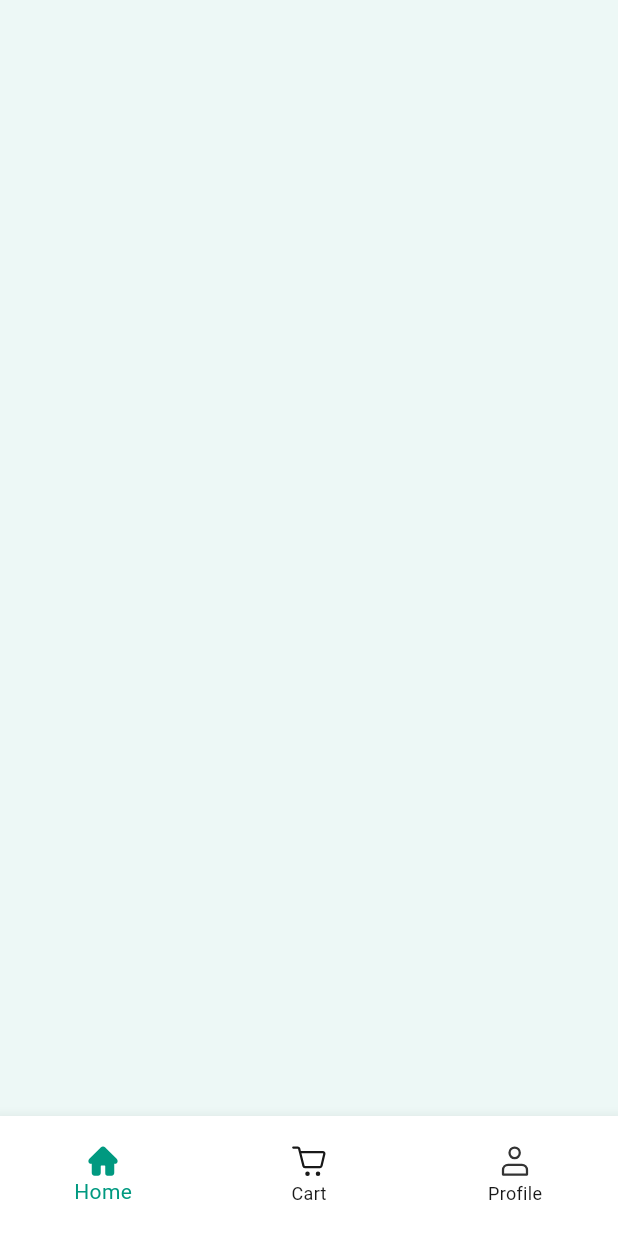
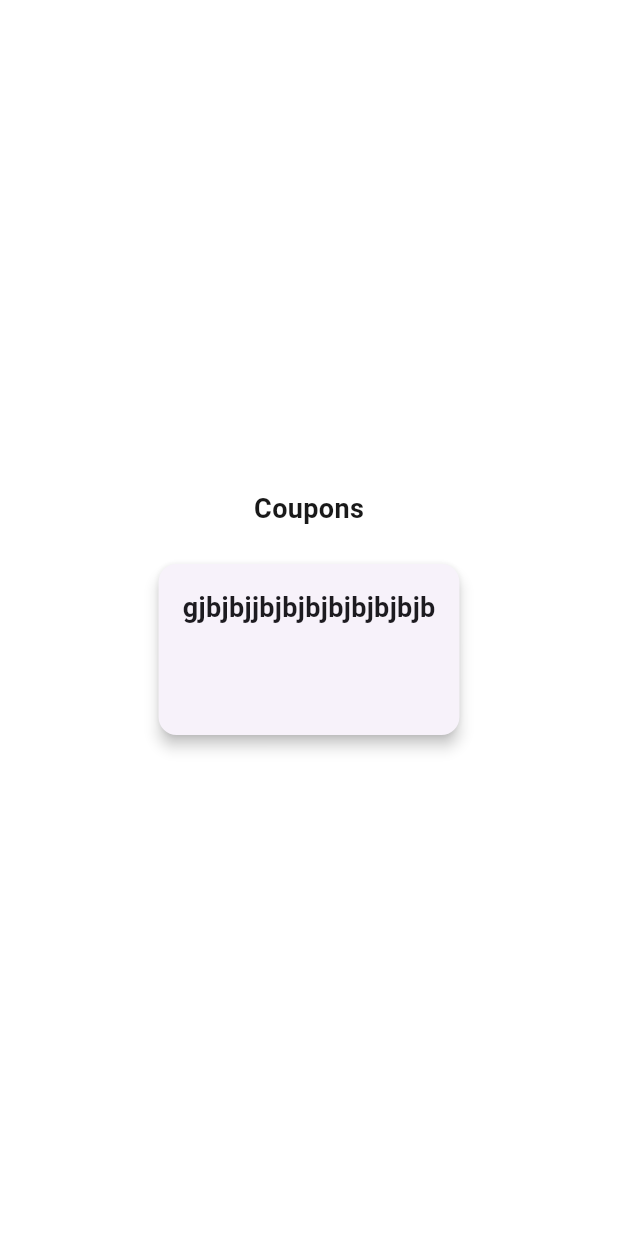
Before and after one commit to Sartaccel/homiefix, a Flutter app: the screen it shows after launch, on a phone screen of 412 x 824 dp. Run offline on Flutter 3.47's test engine with Material 3 defaults, Android fonts, the phone set to English and light mode, and no system bars; our stand-ins replace flutter_bloc, flutter_svg, google_fonts, google_maps_flutter, location.

Commit message:
jijo new coomit

```diff
--- /dev/null
+++ b/lib/data/repositories/coupons_repository.dart
@@ -0,0 +1,19 @@
+import 'dart:convert';
+import 'package:homiefix_application/data/models/coupon_model_dart';
+import 'package:http/http.dart' as http;
+
+
+class CouponRepository {
+  final String apiUrl = 'https://your-api-url.com/getCoupons';
+
+  Future<List<Coupon>> fetchCoupons() async {
+    final response = await http.get(Uri.parse(apiUrl));
+
+    if (response.statusCode == 200) {
+      final List<dynamic> data = json.decode(response.body);
+      return data.map((item) => Coupon.fromJson(item)).toList();
+    } else {
+      throw Exception('Failed to load coupons');
+    }
+  }
+}
--- a/lib/main.dart
+++ b/lib/main.dart
@@ -1,6 +1,6 @@
 import 'package:flutter/material.dart';
-import 'package:homiefix_application/presentation/screens/profile_edit_screen.dart';
-import 'package:homiefix_application/presentation/widgets/bottom_navigation_bar.dart';
+import 'package:homiefix_application/presentation/screens/coupons_screen.dart';
+
 
 void main() {
   runApp(const MyApp());
@@ -16,9 +16,9 @@
 
   @override
   Widget build(BuildContext context) {
-    return MaterialApp(
+    return const MaterialApp(
       debugShowCheckedModeBanner: false,
-     home: BottomNavigation()
+     home: CouponsScreen()
     );
   }
 }
--- a/lib/presentation/constants/static.constants.dart
+++ b/lib/presentation/constants/static.constants.dart
@@ -57,6 +57,9 @@ class Constants {
   static const String phoneNumber="Phone Number";
   static const String update='Update';
   static const String verify= 'Verify';
+  // ignore: constant_identifier_names
   static const String Deletemsg = 'Your changes won’t be saved. Do you want to\n delete them anyway?';
+  static const String coupons = 'Coupons';
+
 
 }
--- /dev/null
+++ b/lib/presentation/screens/coupons_screen.dart
@@ -0,0 +1,52 @@
+import 'package:flutter/material.dart';
+
+import 'package:homiefix_application/data/models/coupon_model_dart';
+import 'package:homiefix_application/presentation/constants/static.constants.dart';
+import 'package:homiefix_application/presentation/themes/colors.dart';
+import 'package:homiefix_application/presentation/widgets/coupon_widget/coupon_card.dart';
+
+class CouponsScreen extends StatefulWidget {
+  const CouponsScreen({super.key});
+
+  @override
+  State<CouponsScreen> createState() => _CouponsScreenState();
+}
+
+class _CouponsScreenState extends State<CouponsScreen> {
+  final Coupon sampleCoupon = Coupon(
+    titleLine1: '25% Off',
+    titleLine2: 'Exclusive First Service Coupon Offer!',
+    description: 'Our exclusive coupon is valid until January 25, 2025, so don\'t miss out!',
+    expirationDate: '2025-01-25', // Valid expiration date
+  );
+
+  @override
+  Widget build(BuildContext context) {
+    return SafeArea(
+      child: Scaffold(
+        backgroundColor: AppColors.backgroundColor,
+        body: Center(
+          child: Column(
+            mainAxisAlignment: MainAxisAlignment.center, // Center content vertically
+            crossAxisAlignment: CrossAxisAlignment.center, // Center content horizontally
+            children: [
+              // Display heading text
+              Text(
+                Constants.coupons, // Replace with appropriate constant
+                style: TextStyle(
+                  fontSize: 18,
+                  fontWeight: FontWeight.bold,
+                  color: AppColors.textfieldtype,
+                ),
+              ),
+              const SizedBox(height: 16),
+
+              // Display the coupon card
+              CouponCard(coupon: sampleCoupon),
+            ],
+          ),
+        ),
+      ),
+    );
+  }
+}
--- a/lib/presentation/screens/profile_screen.dart
+++ b/lib/presentation/screens/profile_screen.dart
@@ -28,6 +28,7 @@ class _ProfileScreenState extends State<ProfileScreen> {
     return SafeArea(
       child: Scaffold(
         backgroundColor: AppColors.backgroundColor,
+
         body: SingleChildScrollView(
           child: Padding(
             padding: EdgeInsets.all(paddingValue),
@@ -60,7 +61,7 @@ class _ProfileScreenState extends State<ProfileScreen> {
                   color: AppColors.devider,
                   thickness: 1,
                 ),
-               // SizedBox(height: screenSize.width * 0.010),
+
 
 
                 ProfileOption(
--- a/lib/presentation/themes/colors.dart
+++ b/lib/presentation/themes/colors.dart
@@ -43,6 +43,8 @@ static const Color Verify=Color(0xFF009980);
 static const Color descriptions=Color(0XFF4C4C4C);
 static const Color goback =Color(0xFF333333);
 static const Color delitechanges =Color(0xFF009980);
+static const Color couponshead=Color(0xFF1F1F1F);
+static const Color cuponsbackground =Color(0XFFF7F7F7);
 
 
 
--- /dev/null
+++ b/lib/presentation/widgets/coupon_widget/coupon_card.dart
@@ -0,0 +1,55 @@
+import 'package:flutter/material.dart';
+import 'package:homiefix_application/data/models/coupon_model_dart';
+
+class CouponCard extends StatelessWidget {
+  final Coupon coupon;
+
+  const CouponCard({super.key, required this.coupon});
+
+  @override
+  Widget build(BuildContext context) {
+    return Card(
+      margin: const EdgeInsets.all(8.0),
+      shape: RoundedRectangleBorder(
+        borderRadius: BorderRadius.circular(12),
+
+      ),
+      elevation: 4.0,
+
+      child: const Padding(
+        padding: EdgeInsets.all(16.0),
+        child: Column(
+          crossAxisAlignment: CrossAxisAlignment.start,
+          children: [
+            // Line 1: Title (e.g., "25% Off")
+            Text(
+              'gjbjbjjbjbjbjbjbjbjbjb',
+              style: TextStyle(
+                fontSize: 18,
+                fontWeight: FontWeight.bold,
+
+              ),
+            ),
+            SizedBox(height: 4),
+            Text(
+              '',
+              style: TextStyle(
+                fontSize: 16,
+
+              ),
+            ),
+            SizedBox(height: 8),
+
+            Text(
+             '',
+              style: TextStyle(
+                fontSize: 14,
+
+              ),
+            ),
+                     ],
+        ),
+      ),
+    );
+  }
+}
```
Also changed, not shown: pubspec.yaml (+8 -34 lines), pubspec.lock, 1 other file.
